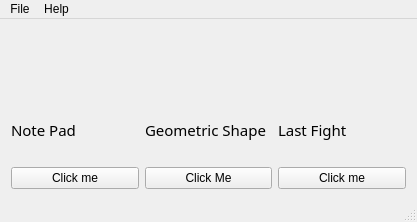
Old version of the form mainwindow.ui in the repository lakith/QT-Playstore.
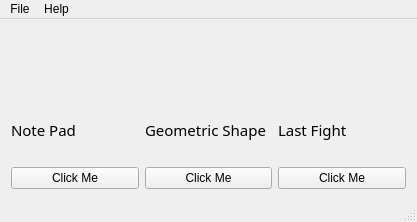
New version of the form. Icons and pictures are not drawn.

What changed in the file:
```diff
--- a/mainwindow.ui
+++ b/mainwindow.ui
@@ -46,7 +46,7 @@
       <item>
        <widget class="QPushButton" name="notePadBtn">
         <property name="text">
-         <string>Click me</string>
+         <string>Click Me</string>
         </property>
        </widget>
       </item>
@@ -108,7 +108,7 @@
       <item>
        <widget class="QPushButton" name="pushButton_2">
         <property name="text">
-         <string>Click me</string>
+         <string>Click Me</string>
         </property>
        </widget>
       </item>
```
Left out of the diff: 4 changed lines with no effect on the pictures.
